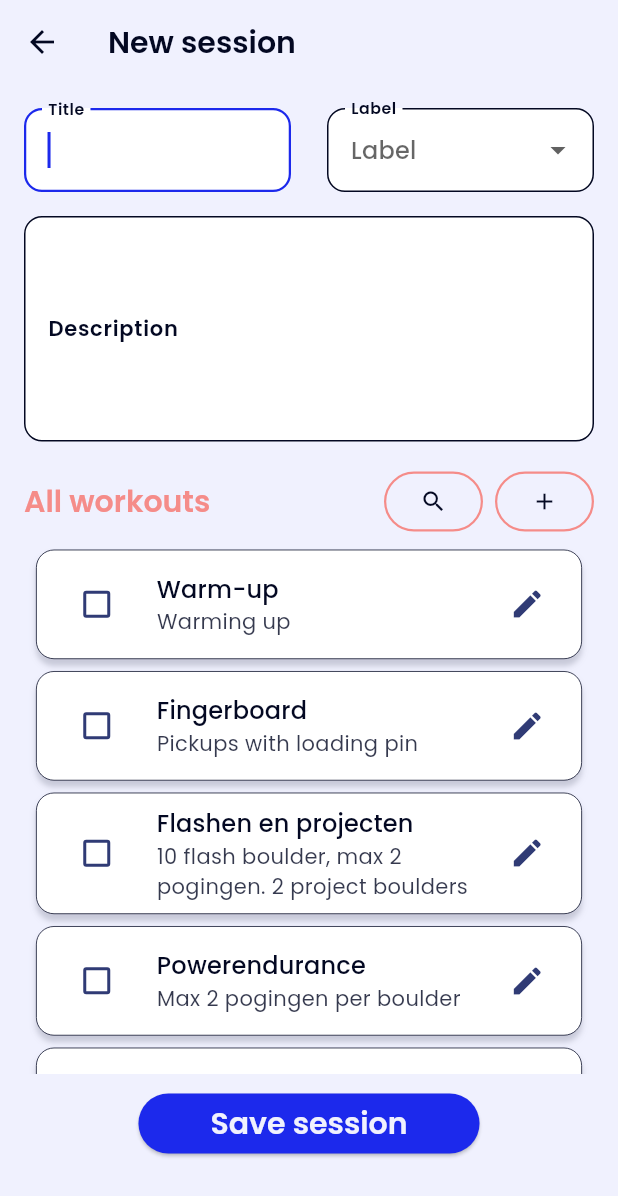
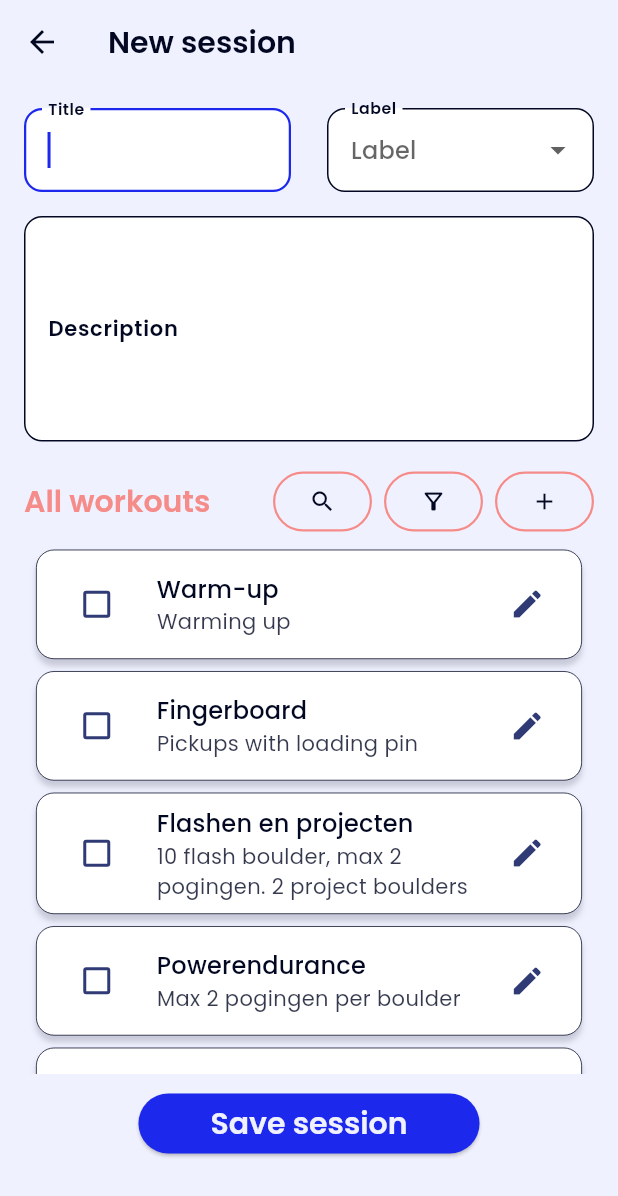
Before and after one commit to mschuhmacher/training_schedule_app, a Flutter app: the AddItemScreen screen opened directly, on a phone screen of 412 x 824 dp. Shown: the top 1196 px of the screen. Run offline on Flutter 3.47's test engine with Material 3 defaults, Android fonts, the phone set to English and light mode, and no system bars; our stand-ins replace table_calendar.

Commit message:
Added filter on label option to add_Item_screen. need to actually filter list on label

```diff
--- a/lib/presentation/screens/add_item_screen.dart
+++ b/lib/presentation/screens/add_item_screen.dart
@@ -24,10 +24,12 @@ class _AddItemScreenState extends State<AddItemScreen> {
   final _formKey = GlobalKey<FormState>();
 
   final _titleController = TextEditingController();
-  final _labelController = TextEditingController();
+  final _itemLabelController = TextEditingController();
+  final _filterLabelController = TextEditingController();
   final _descriptionController = TextEditingController();
 
   bool _isSearching = false;
+  bool _isFiltering = false;
   final _searchController = TextEditingController();
 
   String _query = '';
@@ -42,7 +44,7 @@ class _AddItemScreenState extends State<AddItemScreen> {
   @override
   void dispose() {
     _titleController.dispose();
-    _labelController.dispose();
+    _itemLabelController.dispose();
     _descriptionController.dispose();
     super.dispose();
   }
@@ -111,7 +113,7 @@ class _AddItemScreenState extends State<AddItemScreen> {
                 children: [
                   _buildFormFields(),
                   SizedBox(height: 16),
-                  _buildSearchAndAddRow(context),
+                  _buildSearchFilterAddRow(context),
                   Expanded(flex: 3, child: _buildListView(filteredPresetItems)),
                   SizedBox(height: 8),
                   SizedBox(
@@ -123,7 +125,7 @@ class _AddItemScreenState extends State<AddItemScreen> {
                         onPressed: () {
                           if (_formKey.currentState!.validate()) {
                             final title = _titleController.text.trim();
-                            final label = _labelController.text.trim();
+                            final label = _itemLabelController.text.trim();
                             final description =
                                 _descriptionController.text.trim();
 
@@ -211,12 +213,12 @@ class _AddItemScreenState extends State<AddItemScreen> {
               Expanded(
                 child: MyLabelDropdownButton(
                   value:
-                      _labelController.text.isNotEmpty
-                          ? _labelController.text
+                      _itemLabelController.text.isNotEmpty
+                          ? _itemLabelController.text
                           : null,
                   onChanged: (value) {
                     setState(() {
-                      _labelController.text = value ?? '';
+                      _itemLabelController.text = value ?? '';
                     });
                   },
                   validator:
@@ -249,7 +251,7 @@ class _AddItemScreenState extends State<AddItemScreen> {
     );
   }
 
-  Row _buildSearchAndAddRow(BuildContext context) {
+  Row _buildSearchFilterAddRow(BuildContext context) {
     return Row(
       children: [
         SizedBox(
@@ -261,12 +263,12 @@ class _AddItemScreenState extends State<AddItemScreen> {
             ),
           ),
         ),
-        _isSearching ? SizedBox.shrink() : Spacer(),
+        _isSearching || _isFiltering ? SizedBox.shrink() : Spacer(),
         // Spacer(),
-        _isSearching
-            ? SizedBox(
+        if (_isSearching)
+          SizedBox(
             key: const ValueKey('searchField'),
-              width: MediaQuery.of(context).size.width * 0.55,
+            width: MediaQuery.of(context).size.width * 0.54,
             child: Row(
               children: [
                 Expanded(
@@ -297,7 +299,10 @@ class _AddItemScreenState extends State<AddItemScreen> {
               ],
             ),
           )
-            : OutlinedButton(
+        else if (_isFiltering)
+          SizedBox.shrink()
+        else
+          OutlinedButton(
             key: const ValueKey('searchButton'),
             style: OutlinedButton.styleFrom(
               foregroundColor: Theme.of(context).colorScheme.onSecondary,
@@ -312,9 +317,66 @@ class _AddItemScreenState extends State<AddItemScreen> {
             child: const Icon(Icons.search),
           ),
 
-        !_isSearching ? SizedBox(width: 8) : SizedBox.shrink(),
-        !_isSearching
-            ? OutlinedButton(
+        _isSearching ? SizedBox.shrink() : SizedBox(width: 8),
+        if (_isFiltering)
+          SizedBox(
+            key: const ValueKey('filterField'),
+            width: MediaQuery.of(context).size.width * 0.54,
+            child: Row(
+              children: [
+                Expanded(
+                  child: MyLabelDropdownButton(
+                    value:
+                        _filterLabelController.text.isNotEmpty
+                            ? _filterLabelController.text
+                            : null,
+                    onChanged: (value) {
+                      setState(() {
+                        _filterLabelController.text = value ?? '';
+                      });
+                    },
+                    validator:
+                        (value) =>
+                            value == null || value.isEmpty
+                                ? 'Please select a label'
+                                : null,
+                  ),
+                ),
+                IconButton(
+                  icon: const Icon(Icons.close),
+                  onPressed: () {
+                    setState(() {
+                      _isFiltering = false;
+                      _filterLabelController.clear();
+                      FocusScope.of(context).unfocus();
+                    });
+                  },
+                ),
+              ],
+            ),
+          )
+        else if (_isSearching)
+          SizedBox.shrink()
+        else
+          OutlinedButton(
+            key: const ValueKey('filterButton'),
+            style: OutlinedButton.styleFrom(
+              foregroundColor: Theme.of(context).colorScheme.onSecondary,
+              side: BorderSide(
+                color: Theme.of(context).colorScheme.secondary,
+                width: 1.5,
+              ),
+            ),
+            onPressed: () {
+              setState(() => _isFiltering = true);
+            },
+            child: const Icon(Icons.filter_alt_outlined),
+          ),
+
+        _isSearching || _isFiltering ? SizedBox.shrink() : SizedBox(width: 8),
+        _isSearching || _isFiltering
+            ? SizedBox.shrink()
+            : OutlinedButton(
               style: OutlinedButton.styleFrom(
                 foregroundColor: Theme.of(context).colorScheme.onSecondary,
                 side: BorderSide(
@@ -324,8 +386,7 @@ class _AddItemScreenState extends State<AddItemScreen> {
               ),
               onPressed: _onPressedAddButton,
               child: Icon(Icons.add),
-            )
-            : SizedBox.shrink(),
+            ),
       ],
     );
   }
```
Also changed, not shown: lib/presentation/widgets/my_calendar.dart (+37 -1 lines). Lines whose indentation alone changed are shown as unchanged.
